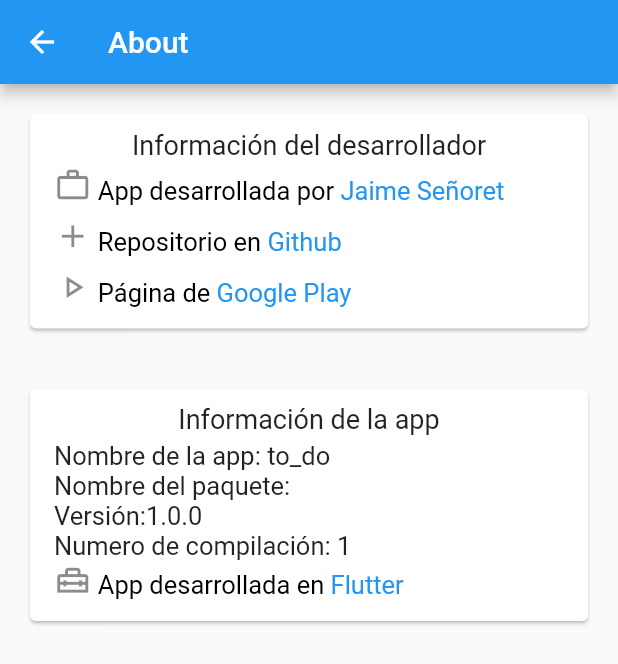
After one commit to jaime2196/todo, a Flutter app: the InformacionPage screen opened by its route, on a phone screen of 412 x 824 dp. The commit adds this screen. Shown: the top 664 px of the screen. Run offline on Flutter 3.47's test engine with Material 2 defaults, Android fonts, the phone set to English and light mode, and no system bars; our stand-ins replace package_info, shared_preferences; missing offline and left inert: devicelocale, tutorial; accounts and stored records are empty; statements that could not run were skipped.

Commit message:
opciones e informacion

```diff
--- a/lib/main.dart
+++ b/lib/main.dart
@@ -2,6 +2,7 @@ import 'package:flutter/material.dart';
 import 'package:flutter_localizations/flutter_localizations.dart';
 import 'package:to_do/pages/detalleLista.dart';
 import 'package:to_do/pages/home.dart';
+import 'package:to_do/pages/informacion.dart';
 import 'package:to_do/pages/opciones.dart';
 import 'package:to_do/services/SharedPref.dart';
 
@@ -55,6 +56,7 @@ class _MyAppState extends State<MyApp> {
         'home': (BuildContext context) => Home(),
         'detalles': (BuildContext context) => DetalleLista(),
         'opciones': (BuildContext context) => OpcionesPage(),
+        'informacion': (BuildContext context) => InformacionPage(),
       },
       locale: _locale,
       supportedLocales: [
--- a/lib/pages/detalleLista.dart
+++ b/lib/pages/detalleLista.dart
@@ -4,7 +4,7 @@ import 'package:to_do/models/Lista.dart';
 
 import 'package:to_do/services/SharedPref.dart';
 import 'package:to_do/util/tutorialHelper.dart';
-import 'dart:developer';
+
 import 'package:to_do/util/utils.dart';
 import 'package:tutorial/tutorial.dart';
 
@@ -51,7 +51,7 @@ class _DetalleListaState extends State<DetalleLista> {
 
     if(SharedPref.isPrimeraVez() && tutorial1){
       tutorial1=false;
-      Future.delayed(Duration(milliseconds: 3000),(){
+      Future.delayed(Duration(milliseconds: 1000),(){
         itemTutorial.add(TutorialHelper.getAyuda(keyInput, "Escribir",ShapeFocus.square),);
         itemTutorial.add(TutorialHelper.getAyuda(keyCheck, "Puede marcar la tarea como completada",ShapeFocus.oval));
         itemTutorial.add(TutorialHelper.getAyuda(keyText, "Aquí se muestra el título de su tarea",ShapeFocus.square));
--- a/lib/pages/home.dart
+++ b/lib/pages/home.dart
@@ -89,7 +89,7 @@ class _HomeState extends State<Home> {
 
       });
     }else if(Languages.of(context).labelInformacion==value){
-      log("informacion");
+      Navigator.pushNamed(context, "informacion");
     }
 }
 
--- /dev/null
+++ b/lib/pages/informacion.dart
@@ -0,0 +1,127 @@
+import 'package:flutter/gestures.dart';
+import 'package:flutter/material.dart';
+import 'package:package_info/package_info.dart';
+import 'package:to_do/i18n/Languages.dart';
+import 'package:url_launcher/url_launcher.dart';
+
+
+class InformacionPage extends StatefulWidget {
+  const InformacionPage({Key key}) : super(key: key);
+
+
+  @override
+  _InformacionPageState createState() => _InformacionPageState();
+}
+
+class _InformacionPageState extends State<InformacionPage> {
+  final fontSize=17.0;
+
+  @override
+  Widget build(BuildContext context) {
+
+    return Scaffold(
+      appBar: AppBar(title: Text(Languages.of(context).labelInformacion),),
+      body: FutureBuilder<PackageInfo>(
+        future: getDatos(),
+        builder: (BuildContext context, AsyncSnapshot<PackageInfo> snapshot){
+          if(snapshot.hasData){
+            return SingleChildScrollView(
+              child: Column(
+              crossAxisAlignment: CrossAxisAlignment.start,
+              children: [
+                _cardDatosDev(),
+                _cardDatosApp(snapshot),
+              ],
+              ),
+            );
+          }else{
+            return Center(
+              child: CircularProgressIndicator(),
+            );
+          }
+        },
+      ),
+    );
+  }
+
+  Future<PackageInfo> getDatos()async{
+    return await PackageInfo.fromPlatform();
+  }
+
+  Widget _cardDatosApp(AsyncSnapshot<PackageInfo> snapshot){
+    final style= TextStyle(fontSize: fontSize);
+    return Card(
+      margin: EdgeInsets.all(20),
+      child: Column(
+        children: [
+          SizedBox(height: 10),
+          Text("Información de la app",style: TextStyle(fontSize: 18)),
+          ListTile(
+            title:  Column(
+              crossAxisAlignment: CrossAxisAlignment.start,
+              children: [
+                Text('Nombre de la app: '+snapshot.data.appName, style:style ,),
+                Text('Nombre del paquete: '+snapshot.data.packageName, style:style),
+                Text('Versión:'+snapshot.data.version, style:style),
+                Text('Numero de compilación: '+snapshot.data.buildNumber, style:style),
+                enlace("App desarrollada en ", "Flutter", "https://flutter.dev/", Icons.home_repair_service_outlined),
+                SizedBox(height: 10,)
+              ],
+            ),
+          ),
+        ],
+      ),
+    );
+  }
+
+  Widget _cardDatosDev(){
+    return Card(
+      margin: EdgeInsets.all(20),
+      child: Column(
+        children: [
+          SizedBox(height: 10),
+          Text("Información del desarrollador",style: TextStyle(fontSize: 18)),
+          ListTile(
+            title: //Center(
+              /*child:*/ Column(
+                crossAxisAlignment: CrossAxisAlignment.start,
+                children: [
+                  enlace("App desarrollada por ","Jaime Señoret","https://jaimesenoret.web.app",Icons.work_outline_outlined),
+                  SizedBox(height: 8),
+                  enlace("Repositorio en ","Github","https://github.com/jaime2196/todo", Icons.add),
+                  SizedBox(height: 8),
+                  enlace("Página de ","Google Play","https://play.google.com/store/apps/details?id=app.web.jaimesenoret.to_do", Icons.play_arrow_outlined),
+                  SizedBox(height: 10),
+                ],
+              ),
+            ),
+          //),
+        ],
+      ),
+    );
+  }
+
+  Widget enlace(String texto,String textoEnlace, String direccion, IconData icon){
+    return new RichText(
+      text: new TextSpan(
+        children: [
+          WidgetSpan(
+            child: Icon(icon, size: 25),
+          ),
+          new TextSpan(
+            text: " "+texto,
+            style: new TextStyle(color: Colors.black,fontSize: fontSize),
+          ),
+          new TextSpan(
+            text: textoEnlace,
+            style: new TextStyle(color: Colors.blue, fontSize: fontSize),
+            recognizer: new TapGestureRecognizer()
+              ..onTap = () { launch(direccion);
+            },
+          ),
+        ],
+      )
+      );
+  }
+
+}
--- a/lib/pages/opciones.dart
+++ b/lib/pages/opciones.dart
@@ -105,6 +105,7 @@ class _OpcionesPageState extends State<OpcionesPage> {
           ListTile(
             title: Center(
               child: RaisedButton(
+                color: Colors.blue[200],
                 child: Text(Languages.of(context).labelMostrar),
                 onPressed: (){
                   SharedPref.setPrimeraVez(true);
--- a/pubspec.yaml
+++ b/pubspec.yaml
@@ -34,6 +34,8 @@ dependencies:
   json_serializable: ^3.5.1
   tutorial: ^1.0.7
   devicelocale: ^0.3.3
+  package_info: ^0.4.3+4
+  url_launcher: ^5.7.10
 
 dev_dependencies:
   flutter_test:
```
Also changed, not shown: pubspec.lock.
